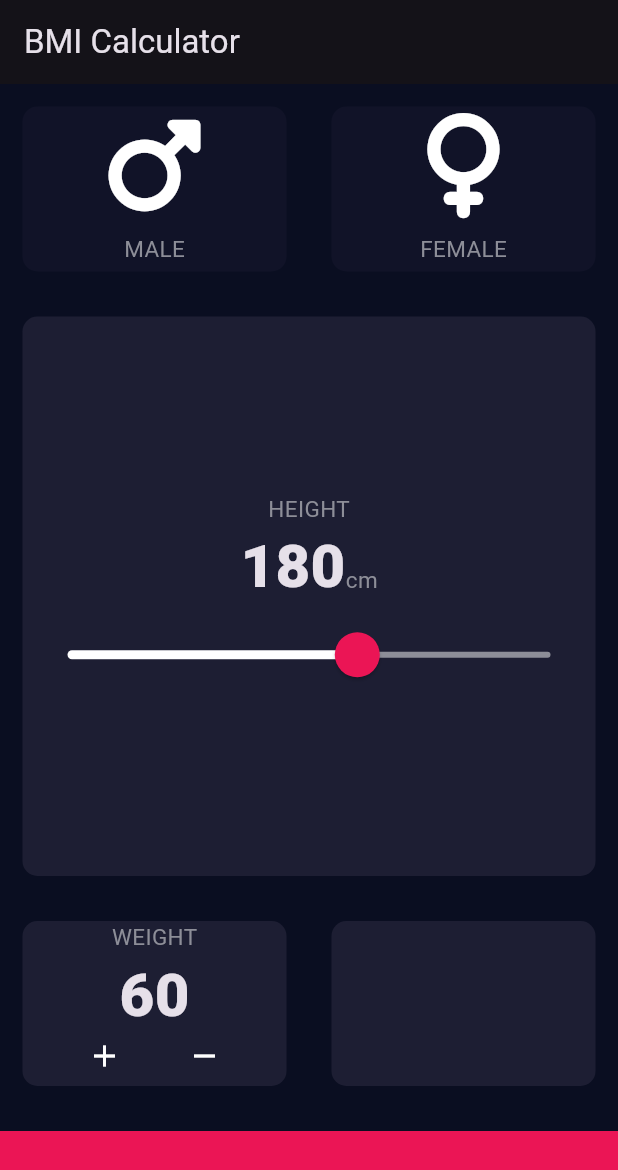
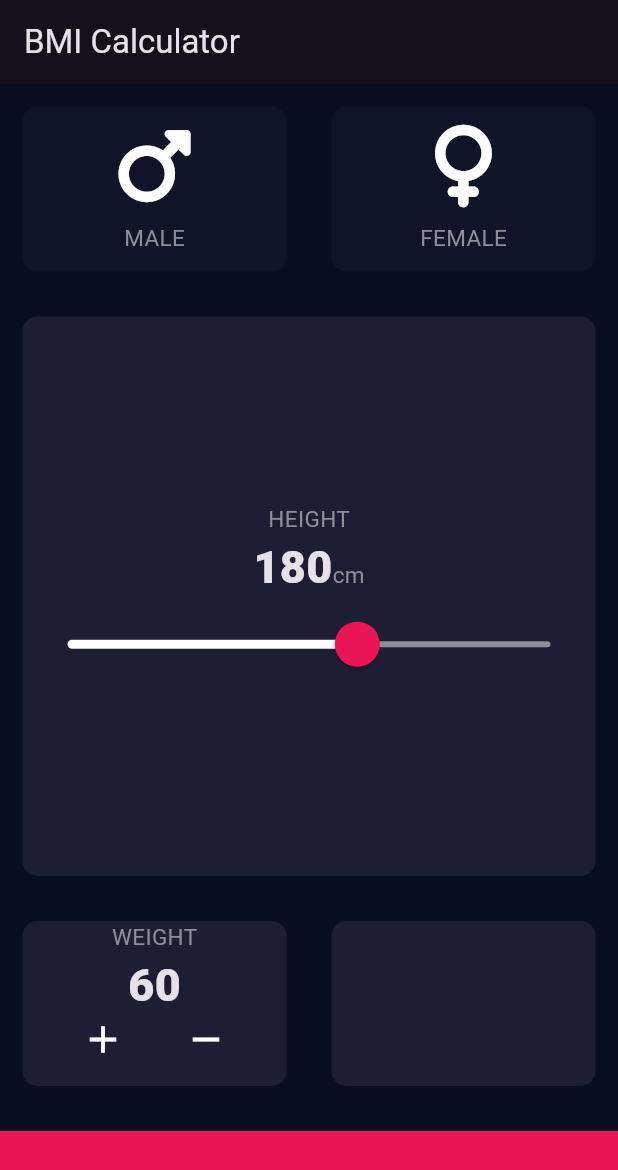
Before and after one commit to shrutiiiiin/bmi-flutter, a Flutter app: the screen it shows after launch, on a phone screen of 412 x 824 dp. Shown: the top 1170 px of the screen. Run offline on Flutter 3.47's test engine with Material 3 defaults, Android fonts, the phone set to English and light mode, and no system bars; our stand-ins replace font_awesome_flutter.

Commit message:
Happy New Yearr #24

```diff
--- a/lib/constants.dart
+++ b/lib/constants.dart
@@ -11,6 +11,6 @@ const kLabelTextStyle = TextStyle(
 );
 
 const kNumberTextStyle = TextStyle(
-  fontSize: 40,
+  fontSize: 30,
   fontWeight: FontWeight.w900,
 );
--- a/lib/iconContent.dart
+++ b/lib/iconContent.dart
@@ -12,7 +12,7 @@ class IconContent extends StatelessWidget {
       children: [
         Icon(
           icon,
-          size: 70,
+          size: 55,
         ),
         SizedBox(
           height: 10,
--- a/lib/input_page.dart
+++ b/lib/input_page.dart
@@ -122,6 +122,7 @@ class _InputPageState extends State<InputPage> {
           ),
           Row(
             mainAxisAlignment: MainAxisAlignment.center,
+            crossAxisAlignment: CrossAxisAlignment.center,
             children: [
               Expanded(
                 child: ReusableCard(
@@ -142,10 +143,12 @@ class _InputPageState extends State<InputPage> {
                           Icon(
                             Icons.add,
                             color: Colors.white,
+                            size: 30,
                           ),
                           Icon(
                             Icons.remove,
                             color: Colors.white,
+                            size: 30,
                           ),
                           // });,
                         ],
```
